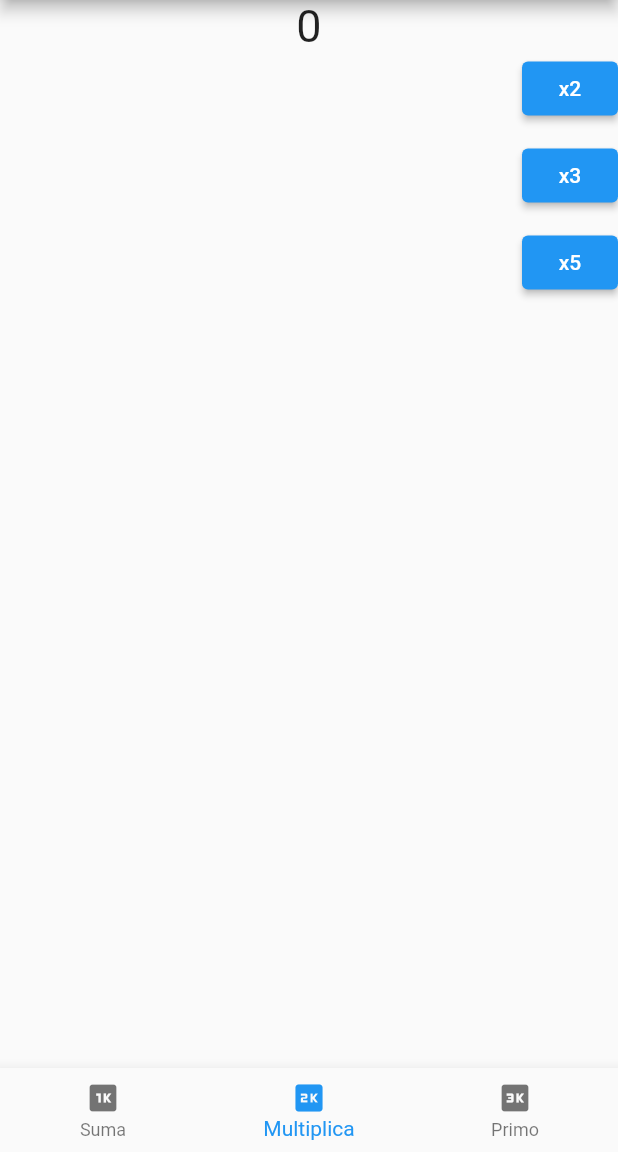
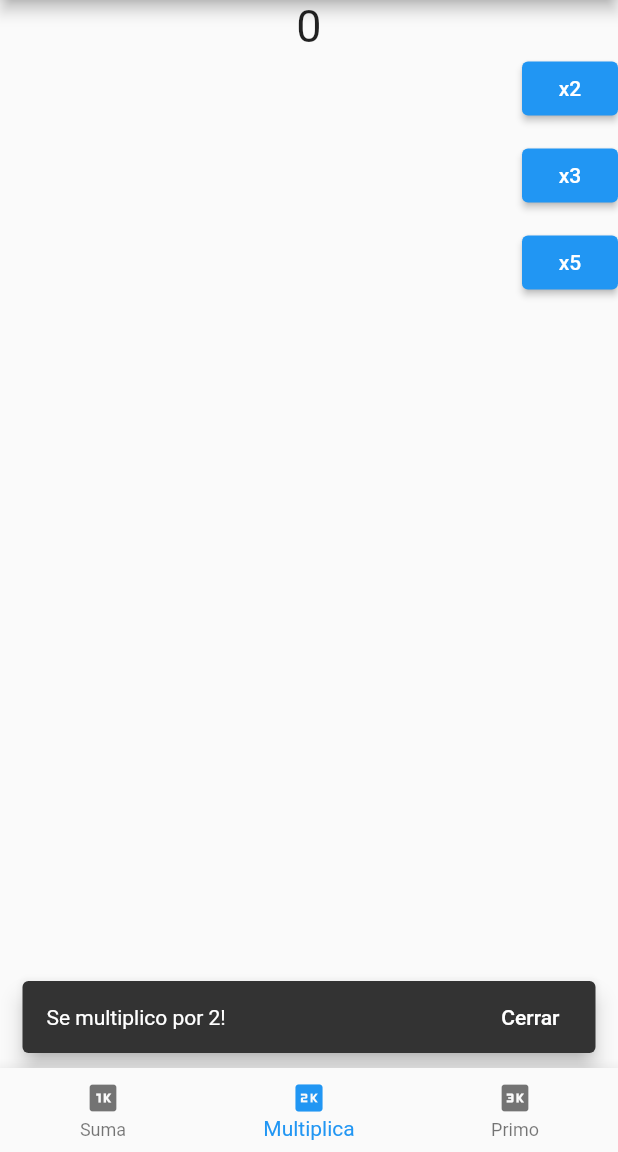
Before and after one commit to ScordovaB/TareasMoviles, a Flutter app: the screen it shows after launch, item 2 of the bottom bar chosen, after a tap on "x2", on a phone screen of 412 x 824 dp, the part 84-1236 px from its top. Run offline on Flutter 3.47's test engine with Material 2 defaults, Android fonts, the phone set to English and light mode, and no system bars.

Commit message:
Aviso actualizado

```diff
--- a/Contador2.0/provider_class/lib/Screens/mult.dart
+++ b/Contador2.0/provider_class/lib/Screens/mult.dart
@@ -14,7 +14,6 @@ class _MultiplicaState extends State<Multiplica> {
   Widget build(BuildContext context) {
     return Center(
       child: Column(
-
         children: [
           Text(
             context.watch<CounterProvider>().counter.toString(),
@@ -28,6 +27,18 @@ class _MultiplicaState extends State<Multiplica> {
                 ElevatedButton(
                     onPressed: () {
                       context.read<CounterProvider>().multiDos();
+                      ScaffoldMessenger.of(context).hideCurrentSnackBar();
+                      final snackBar1 = SnackBar(
+                        content: const Text('Se multiplico por 2!'),
+                        duration: const Duration(seconds: 2),
+                        behavior: SnackBarBehavior.floating,
+                        action: SnackBarAction(
+                          label: 'Cerrar',
+                          textColor: Colors.white,
+                          onPressed: () {},
+                        ),
+                      );
+                      ScaffoldMessenger.of(context).showSnackBar(snackBar1);
                     },
                     child: const Text("x2")),
                 const SizedBox(
@@ -36,6 +47,18 @@ class _MultiplicaState extends State<Multiplica> {
                 ElevatedButton(
                     onPressed: () {
                       context.read<CounterProvider>().multiTres();
+                      ScaffoldMessenger.of(context).hideCurrentSnackBar();
+                      final snackBar1 = SnackBar(
+                        content: const Text('Se multiplico por 3!'),
+                        duration: const Duration(seconds: 2),
+                        behavior: SnackBarBehavior.floating,
+                        action: SnackBarAction(
+                          label: 'Cerrar',
+                          textColor: Colors.white,
+                          onPressed: () {},
+                        ),
+                      );
+                      ScaffoldMessenger.of(context).showSnackBar(snackBar1);
                     },
                     child: const Text("x3")),
                 const SizedBox(
@@ -44,6 +67,18 @@ class _MultiplicaState extends State<Multiplica> {
                 ElevatedButton(
                     onPressed: () {
                       context.read<CounterProvider>().multiCinco();
+                      ScaffoldMessenger.of(context).hideCurrentSnackBar();
+                      final snackBar1 = SnackBar(
+                        content: const Text('Se multiplico por 5!'),
+                        duration: const Duration(seconds: 2),
+                        behavior: SnackBarBehavior.floating,
+                        action: SnackBarAction(
+                          label: 'Cerrar',
+                          textColor: Colors.white,
+                          onPressed: () {},
+                        ),
+                      );
+                      ScaffoldMessenger.of(context).showSnackBar(snackBar1);
                     },
                     child: const Text("x5"))
               ],
```
